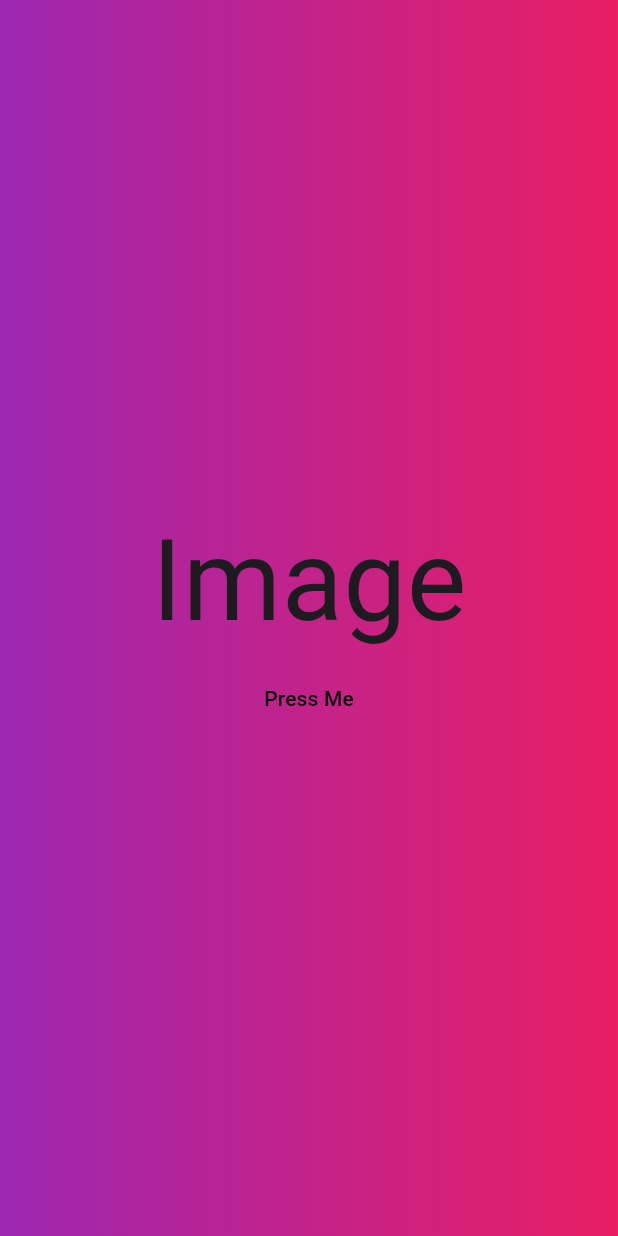
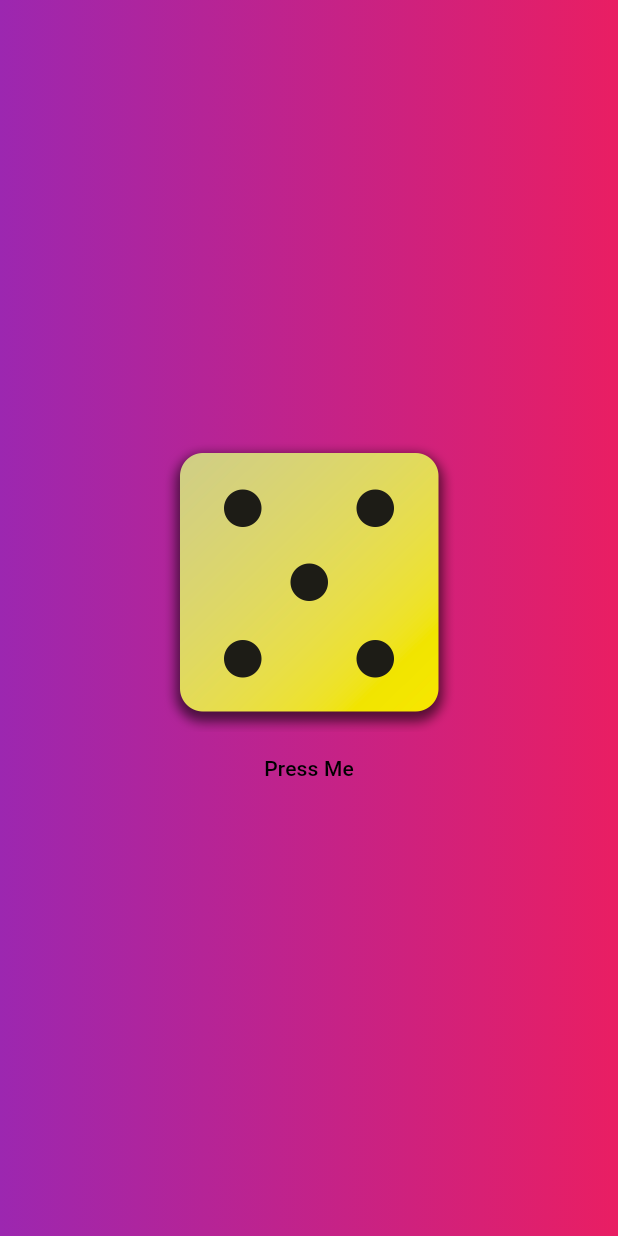
Before and after one commit to syrhnjb/MobileDevLab2, a Flutter app: the screen it shows after launch, after a tap on "Press Me", on a phone screen of 412 x 824 dp. Run offline on Flutter 3.47's test engine with Material 3 defaults, Android fonts, the phone set to English and light mode, and no system bars.

Commit message:
Functional dice

```diff
--- /dev/null
+++ b/lib/dice_roller.dart
@@ -0,0 +1,51 @@
+import 'dart:math';
+
+import 'package:flutter/material.dart';
+
+//This class is the static side of the page
+class DiceRoller extends StatefulWidget {
+  const DiceRoller({super.key});
+
+  //Create state helps to render the initial UI
+  //It is only called when the screen is forst loaded
+  //After this
+  @override
+  State<DiceRoller> createState() {
+    return _DiceRollerState();
+  }
+}
+
+//underscore "_" means that the class is private
+//State is the one that renders the UI "state"
+//State is the dynamic part of UI
+class _DiceRollerState extends State<DiceRoller> {
+  //Random class helps to generate random numbers
+  final randomizer = Random();
+  var currentDiceNumber = 1; //Default dice number
+
+  void rollDice() {
+    //setState will call the build function everytime a b
+    setState(() {
+      // Since the number generator starts from 0-5, we add 1 to make it 1-6
+      currentDiceNumber = randomizer.nextInt(6) + 1;
+    });
+  }
+
+  @override
+  Widget build(BuildContext context) {
+    return Column(
+      mainAxisSize: MainAxisSize.min,
+      children: [
+        //image of the dice
+        Image.asset('assets/dice-$currentDiceNumber.png', width: 200),
+        TextButton(
+          onPressed: rollDice,
+          child: const Text(
+            "Press Me",
+            style: TextStyle(color: Colors.black),
+          ),
+        ),
+      ],
+    );
+  }
+}
--- /dev/null
+++ b/lib/gradient_container.dart
@@ -0,0 +1,18 @@
+import 'package:dice_roller_app/dice_roller.dart';
+import 'package:flutter/material.dart';
+
+class GradientContainer extends StatelessWidget {
+  const GradientContainer({super.key});
+
+  @override
+  Widget build(BuildContext Context) {
+    return Container(
+      decoration: const BoxDecoration(
+        gradient: LinearGradient(
+          colors: [Colors.purple, Colors.pink],
+        ),
+      ),
+      child: Center(child: DiceRoller()),
+    );
+  }
+}
--- a/lib/main.dart
+++ b/lib/main.dart
@@ -1,32 +1,10 @@
+import 'package:dice_roller_app/gradient_container.dart';
 import 'package:flutter/material.dart';
 
 void main() {
   runApp(
-    MaterialApp(
-      home: Scaffold(
-        body:Container(
-          decoration: const BoxDecoration(
-            gradient: LinearGradient(
-              colors:[ Colors.purple, Colors.pink],
-          ),
-          ),
-          child:Center(
-            child: Column(
-            mainAxisSize: MainAxisSize.min,
-            children: [
-              const Text("Image", style: TextStyle(fontSize: 75),
-              ),
-              TextButton(
-                onPressed: () {},
-                child: const Text(
-                  "Press Me", style: TextStyle(color: Colors.black),
-               ),
-              ),
-            ],
-          ),
-        ),
-      ),
+    const MaterialApp(
+      home: Scaffold(body: GradientContainer()),
     ),
-  )
   );
 }
```
Also changed, not shown: pubspec.yaml (+9 -3 lines), assets/dice-1.png (added), assets/dice-2.png (added), assets/dice-3.png (added), assets/dice-4.png (added), assets/dice-5.png (added), assets/dice-6.png (added).
